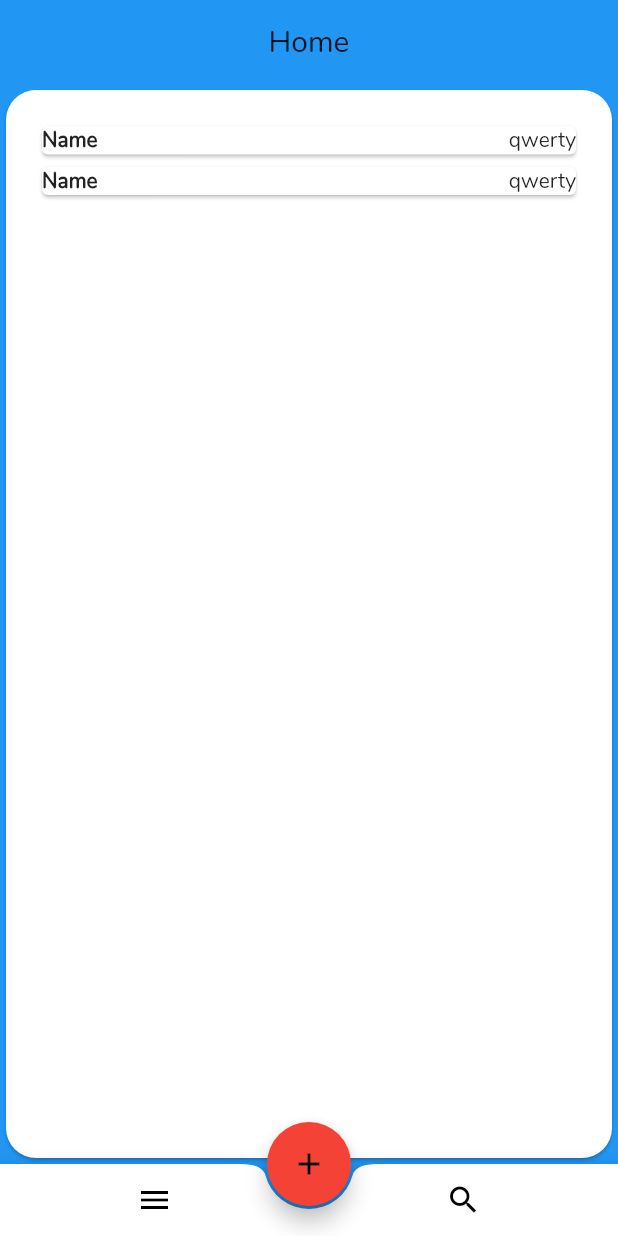
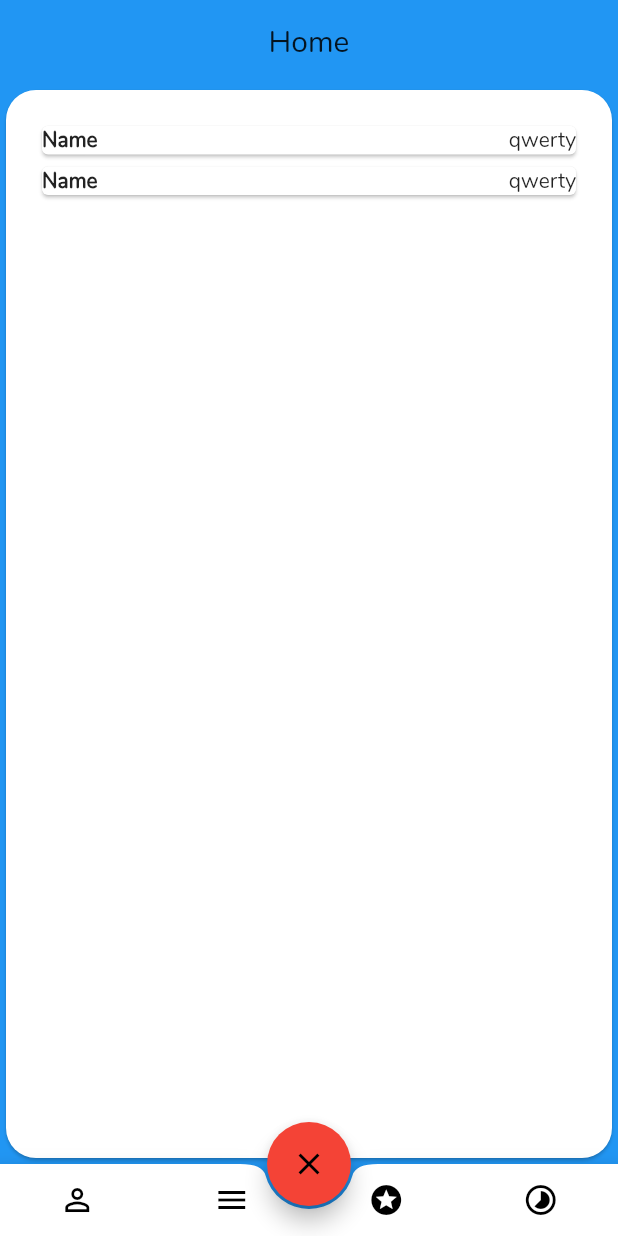
Before and after one commit to Abhimanyu121/flutter_mentor, a Flutter app: the screen it shows after launch, after a tap on the "add" icon, on a phone screen of 412 x 824 dp. Run offline on Flutter 3.47's test engine with Material 2 defaults, Android fonts, the phone set to English and light mode, and no system bars.

Commit message:
Added more options to bottom navigation.

```diff
--- a/lib/home.dart
+++ b/lib/home.dart
@@ -11,6 +11,8 @@ class _home_ui extends State<Home>{
   bool index1 = true;
   bool index2 = false;
   bool index3 = false;
+  bool index4 = false;
+  bool index5 =false;
 
   @override
   Widget build(BuildContext context) {
@@ -20,10 +22,10 @@ class _home_ui extends State<Home>{
       backgroundColor: Colors.blue,
       floatingActionButtonLocation: FloatingActionButtonLocation.centerDocked,
       floatingActionButton: FloatingActionButton(
-        onPressed: (){_onTap(2);},
+        onPressed: (){_onTap(3);},
         backgroundColor: Colors.red,
-        child: const Icon(
-          Icons.add,
+        child:  Icon(
+          (index3 ? Icons.clear:Icons.add),
           color: Colors.black,
         ),
       ),
@@ -33,18 +35,33 @@ class _home_ui extends State<Home>{
           mainAxisSize: MainAxisSize.max,
           mainAxisAlignment: MainAxisAlignment.spaceAround,
           children: <Widget>[
+
             IconButton(
-              icon: Icon(Icons.menu),
-              color: Colors.black,
+              icon: Icon(Icons.perm_identity),
+              color: (index1? Colors.red : Colors.black),
               onPressed: () {
                 _onTap(1);
               },
             ),
             IconButton(
-              icon: Icon(Icons.search),
-              color: Colors.black,
+              icon: Icon(Icons.menu),
+              color: (index2? Colors.red : Colors.black),
               onPressed: () {
-                _onTap(3);
+                _onTap(2);
+              },
+            ),
+            IconButton(
+              icon: Icon(Icons.stars),
+              color: (index4? Colors.red : Colors.black),
+              onPressed: () {
+                _onTap(4);
+              },
+            ),
+            IconButton(
+              icon: Icon(Icons.timelapse),
+              color: (index5 ? Colors.red : Colors.black),
+              onPressed: () {
+                _onTap(5);
               },
             ),
           ],
@@ -62,14 +79,34 @@ class _home_ui extends State<Home>{
         index2= false;
         index1 = true;
         index3 = false;
+        index4 = false;
+        index5 = false;
       }else if (index ==2){
         index2= true;
         index1 = false;
         index3 = false;
+        index4 = false;
+        index5 = false;
       } else if (index ==3){
         index2= false;
         index1 = false;
         index3 = true;
+        index4 = false;
+        index5 = false;
+      }
+      else if (index ==4){
+        index2= false;
+        index1 = false;
+        index3 = false;
+        index4 = true;
+        index5 = false;
+      }
+      else if (index ==5){
+        index2= false;
+        index1 = false;
+        index3 = false;
+        index4 = false;
+        index5 = true;
       }
     });
 
```
